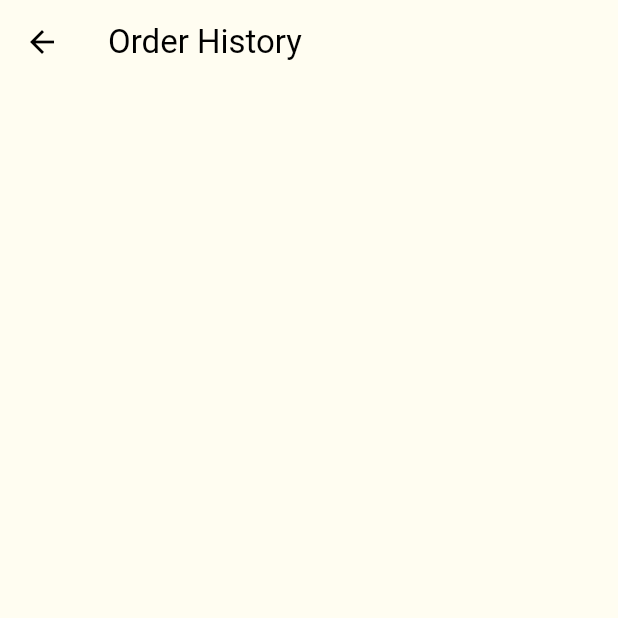
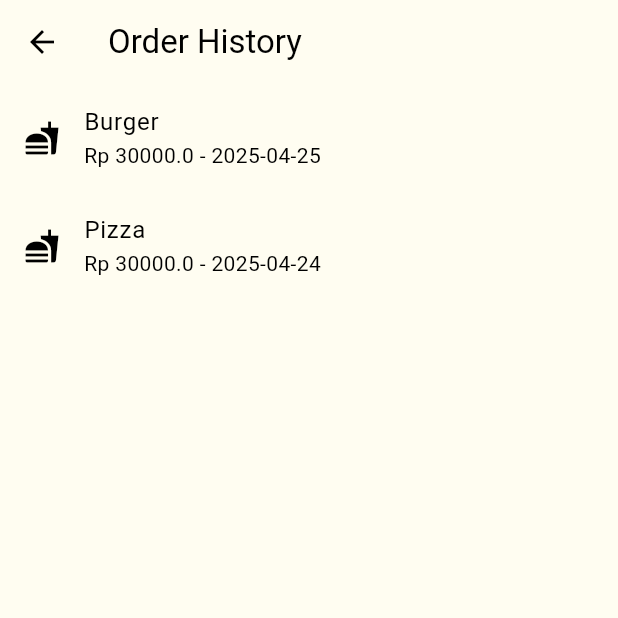
Before and after one commit to Iqbalrzl/food-delivery-mobile, a Flutter app: the OrderHistoryPage screen opened directly, on a phone screen of 412 x 824 dp, the top half of it. Run offline on Flutter 3.47's test engine with Material 3 defaults, Android fonts, the light colour scheme and no system bars; our stand-ins replace lottie, shared_preferences; accounts and stored records are empty.

Commit message:
Add Order History Dummy

```diff
--- a/lib/data/model.dart
+++ b/lib/data/model.dart
@@ -23,6 +23,26 @@ class CartItem {
   CartItem({required this.product, this.quantity = 1});
 }
 
+class OrderHistory {
+  final String orderId;
+  final Product product;
+  final int quantity;
+  final double totalPrice;
+  final DateTime orderDate;
+
+  OrderHistory({
+    required this.orderId,
+    required this.product,
+    required this.quantity,
+    required this.totalPrice,
+    required this.orderDate,
+  });
+
+  String getOrderDetail(){
+    return '${product.name} x$quantity - Total: Rp $totalPrice';
+  }
+}
+
 class User {
   final String email;
   final String password;
--- a/lib/main.dart
+++ b/lib/main.dart
@@ -1,6 +1,7 @@
 import 'package:flutter/material.dart';
 import 'package:food_delivery_mobile/auth/login_or_register.dart';
 import 'package:food_delivery_mobile/provider/cart_provider.dart';
+import 'package:food_delivery_mobile/provider/order_history_provider.dart';
 import 'package:food_delivery_mobile/provider/product_provider.dart';
 import 'package:food_delivery_mobile/themes/theme_provider.dart';
 import 'package:provider/provider.dart';
@@ -12,6 +13,7 @@ void main() {
         ChangeNotifierProvider(create: (context) => ThemeProvider()),
         ChangeNotifierProvider(create: (context) => CartProvider()),
         ChangeNotifierProvider(create: (context) => ProductProvider()),
+        ChangeNotifierProvider(create: (context) => OrderHistoryProvider()),
       ],
       child: const MyApp(),
     ),
--- a/lib/pages/order_history_page.dart
+++ b/lib/pages/order_history_page.dart
@@ -1,10 +1,83 @@
 import 'package:flutter/material.dart';
+import 'package:food_delivery_mobile/provider/order_history_provider.dart';
+import 'package:provider/provider.dart';
 
 class OrderHistoryPage extends StatelessWidget {
   const OrderHistoryPage({super.key});
 
   @override
   Widget build(BuildContext context) {
-    return Scaffold(appBar: AppBar(title: Text("Order History")));
+    // Memanggil addDummyData untuk menambahkan data dummy ketika halaman pertama kali dimuat
+    Future.delayed(Duration.zero, () {
+      // ignore: use_build_context_synchronously
+      Provider.of<OrderHistoryProvider>(context, listen: false).addDummyData();
+    });
+
+    return Scaffold(
+      appBar: AppBar(title: const Text("Order History")),
+      body: Consumer<OrderHistoryProvider>(
+        builder: (context, orderHistoryProvider, child) {
+          final orderHistory = orderHistoryProvider.orderHistory;
+
+          // Memastikan bahwa orderHistory tidak kosong
+          if (orderHistory.isEmpty) {
+            return const Center(child: CircularProgressIndicator()); // Menunggu data dummy ditambahkan
+          }
+
+          return ListView.builder(
+            itemCount: orderHistory.length,
+            itemBuilder: (context, index) {
+              final order = orderHistory[index];
+              return ListTile(
+                leading: const Icon(Icons.fastfood),
+                title: Text(order.product.name), // Menampilkan nama produk dari OrderHistory
+                subtitle: Text(
+                  'Rp ${order.totalPrice} - ${order.orderDate.toLocal().toString().split(' ')[0]}', // Menampilkan harga dan tanggal
+                ),
+              );
+            },
+          );
+        },
+      ),
+    );
   }
 }
+
+/*class OrderHistoryPage extends StatelessWidget {
+  // Data riwayat pesanan disimpan di sini
+  static List<Map<String, dynamic>> orderHistory = [];
+
+  @override
+  Widget build(BuildContext context) {
+    Future.delayed(Duration.zero, () {
+      Provider.of<OrderHistoryProvider>(context, listen: false).addDummyData();
+    });
+
+    return Scaffold(
+      appBar: AppBar(title: const Text("Order History")),
+      body: ListView.builder(
+        itemCount: orderHistory.length,
+        itemBuilder: (context, index) {
+          final order = orderHistory[index];
+          return ListTile(
+            leading: const Icon(Icons.fastfood),
+            title: Text(order['foodName']),
+            subtitle: Text(
+              'Rp ${order['price']} - ${order['orderDate'].toLocal().toString().split(' ')[0]}',
+            ),
+          );
+        },
+      ),
+    );
+  }
+
+  // Fungsi untuk menambahkan pesanan
+  static void addToOrderHistory(String foodName, int price) {
+    orderHistory.add({
+      'foodName': foodName,
+      'price': price,
+      'orderDate': DateTime.now(),
+    });
+  }
+}
+*/
--- /dev/null
+++ b/lib/provider/order_history_provider.dart
@@ -0,0 +1,57 @@
+import 'package:flutter/material.dart';
+import 'package:food_delivery_mobile/data/model.dart';
+
+class OrderHistoryProvider extends ChangeNotifier {
+  // List yang menyimpan riwayat pesanan
+  List<OrderHistory> _orderHistory = [];
+
+  List<OrderHistory> get orderHistory => _orderHistory;
+
+  // Fungsi untuk menambah pesanan ke dalam orderHistory
+  void addOrderHistory(OrderHistory orderHistory) {
+    _orderHistory.add(orderHistory);
+    notifyListeners(); // Memberitahu UI untuk melakukan rebuild
+  }
+
+  // Fungsi untuk menambah data dummy
+  void addDummyData() {
+    final dummyProduct1 = Product(
+      id: '1',
+      category: 'Food',
+      name: 'Burger',
+      description: 'Delicious beef burger',
+      price: 15000,
+      imageUrl: 'https://example.com/burger.jpg',
+    );
+
+    final dummyProduct2 = Product(
+      id: '2',
+      category: 'Food',
+      name: 'Pizza',
+      description: 'Cheese pizza with extra toppings',
+      price: 30000,
+      imageUrl: 'https://example.com/pizza.jpg',
+    );
+
+    final dummyOrder1 = OrderHistory(
+      orderId: 'order1',
+      product: dummyProduct1,
+      quantity: 2,
+      totalPrice: dummyProduct1.price * 2,
+      orderDate: DateTime.now().subtract(const Duration(days: 1)), // Pesanan kemarin
+    );
+
+    final dummyOrder2 = OrderHistory(
+      orderId: 'order2',
+      product: dummyProduct2,
+      quantity: 1,
+      totalPrice: dummyProduct2.price,
+      orderDate: DateTime.now().subtract(const Duration(days: 2)), // Pesanan dua hari lalu
+    );
+
+    // Menambahkan data dummy ke dalam list
+    _orderHistory.addAll([dummyOrder1, dummyOrder2]);
+
+    notifyListeners(); // Memberitahu UI untuk melakukan rebuild
+  }
+}
```
